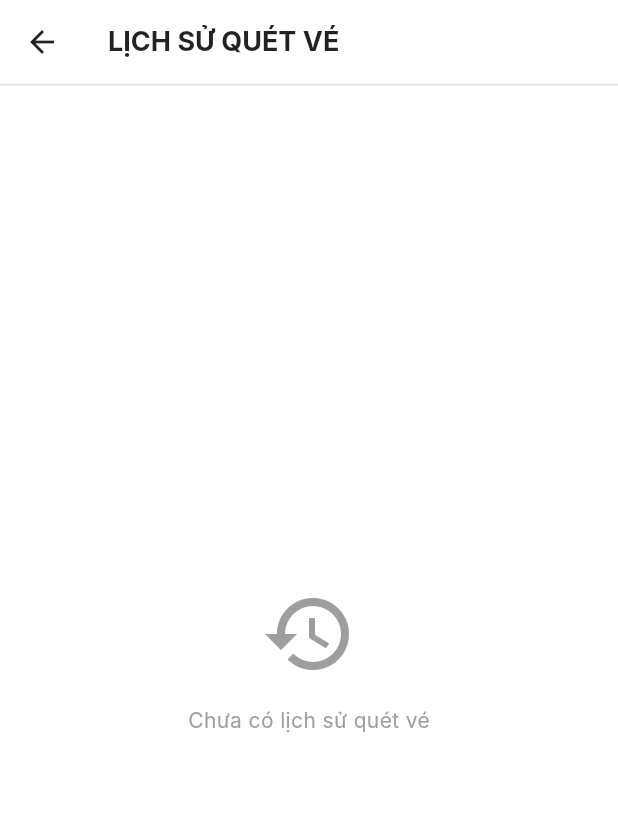
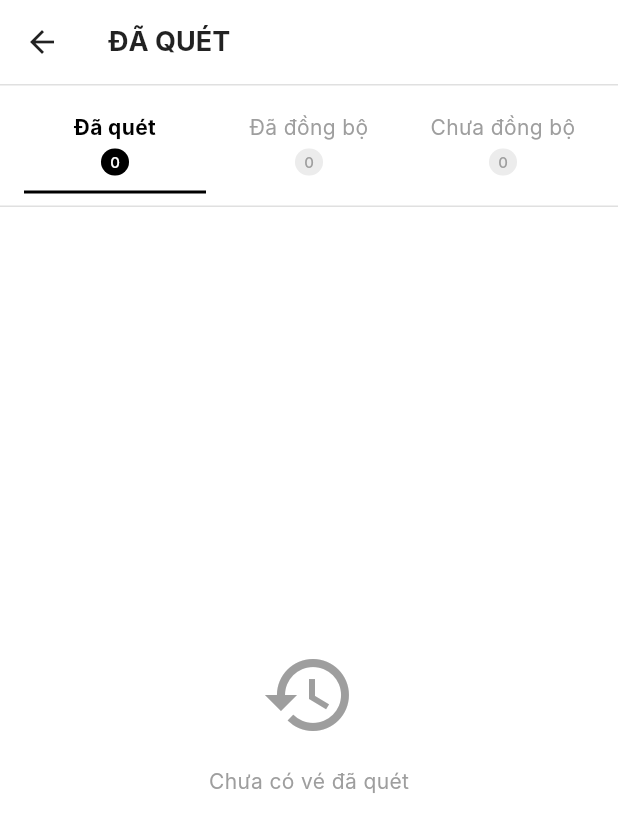
Before and after one commit to dorayakiiiiz/ticket-box, a Flutter app: the HistoryScreen screen opened directly, on a phone screen of 412 x 824 dp. Shown: the top 832 px of the screen. Run offline on Flutter 3.47's test engine with Material 3 defaults, Android fonts, the light colour scheme and no system bars; our stand-ins replace connectivity_plus, dio, permission_handler, sqflite; missing offline and left inert: mobile_scanner; accounts and stored records are empty; network calls fail; Roboto replaces fonts that are missing (Inter).

Commit message:
Fix : layout screen

```diff
--- a/mobile/lib/main.dart
+++ b/mobile/lib/main.dart
@@ -7,14 +7,14 @@ import 'providers/ticket_provider.dart';
 import 'screens/login_screen.dart';
 import 'screens/concert_selection_screen.dart';
 import 'utils/network_sync_service.dart';
-//import '../services/database_helper.dart';
+import '../services/database_helper.dart';
 
 
 void main() async {
   WidgetsFlutterBinding.ensureInitialized();
   DioClient().init();
   //đoạn code này dùng để xóa bảng data (nếu cần thì bỏ comment rồi chạy 1 lận)
-  //await DatabaseHelper().resetDatabase();
+  await DatabaseHelper().resetDatabase();
 
   //khởi tạo background sync
   final syncService = NetworkSyncService();
--- a/mobile/lib/models/user_model.dart
+++ b/mobile/lib/models/user_model.dart
@@ -1,16 +1,14 @@
 class UserModel {
   final String id;
   final String email;
-  final String name;
-  final String token;
+  final String fullName;
   final String role;
 
   //Dùng required để bắt buộc phải có các tham số lúc khởi tạo
   UserModel({
     required this.id,
     required this.email,
-    required this.name,
-    required this.token,
+    required this.fullName,
     this.role = 'STAFF',
   });
 
@@ -18,8 +16,7 @@ class UserModel {
     return UserModel(
       id: json['id'],
       email: json['email'],
-      name: json['name'],
-      token: json['token'],
+      fullName: json['fullName'],
       role: json['role'] ?? 'STAFF',
     );
   }
@@ -28,8 +25,7 @@ class UserModel {
     return {
       'id': id,
       'email': email,
-      'name': name,
-      'token': token,
+      'fullName': fullName,
       'role': role,
     };
   }
@@ -40,8 +36,7 @@ class UserModel {
     return UserModel(
       id: map['id'],
       email: map['email'],
-      name: map['name'],
-      token: map['token'],
+      fullName: map['fullName'],
       role: map['role'] ?? 'STAFF',
     );
   }
--- a/mobile/lib/providers/concert_provider.dart
+++ b/mobile/lib/providers/concert_provider.dart
@@ -18,7 +18,7 @@ class ConcertProvider extends ChangeNotifier {
   String? get errorMessage => _errorMessage;
 
   // Lấy danh sách concerts (cache + API)
-  Future<void> loadConcerts(String token, {bool refresh = false}) async {
+  Future<void> loadConcerts({bool refresh = false}) async {
     if (refresh) {
       _isRefreshing = true;
     } else {
--- a/mobile/lib/screens/concert_selection_screen.dart
+++ b/mobile/lib/screens/concert_selection_screen.dart
@@ -23,7 +23,7 @@ class _ConcertSelectionScreenState extends State<ConcertSelectionScreen> {
     final authProvider = Provider.of<AuthProvider>(context, listen: false);
     final concertProvider = Provider.of<ConcertProvider>(context, listen: false);
 
-    await concertProvider.loadConcerts("abcd");
+    await concertProvider.loadConcerts(refresh: false);
 
     /*
     if (authProvider.currentUser != null) {
@@ -70,7 +70,7 @@ class _ConcertSelectionScreenState extends State<ConcertSelectionScreen> {
     final concertProvider = Provider.of<ConcertProvider>(context, listen: false);
 
     if (authProvider.currentUser != null) {
-      await concertProvider.loadConcerts(authProvider.currentUser!.token, refresh: true);
+      await concertProvider.loadConcerts(refresh: true);
     }
   }
 
--- a/mobile/lib/screens/history_screen.dart
+++ b/mobile/lib/screens/history_screen.dart
@@ -10,8 +10,12 @@ class HistoryScreen extends StatefulWidget {
 
 class _HistoryScreenState extends State<HistoryScreen> {
   final DatabaseHelper _dbHelper = DatabaseHelper();
-  List<Map<String, dynamic>> _history = [];
+  List<Map<String, dynamic>> _allHistory = [];
+  List<Map<String, dynamic>> _syncedHistory = [];
+  List<Map<String, dynamic>> _unsyncedHistory = [];
+
   bool _isLoading = true;
+  int _selectedTab = 0; // 0: Đã quét, 1: Đã đồng bộ, 2: Chưa đồng bộ
 
   @override
   void initState() {
@@ -21,9 +25,17 @@ class _HistoryScreenState extends State<HistoryScreen> {
 
   Future<void> _loadHistory() async {
     setState(() => _isLoading = true);
+
     final history = await _dbHelper.getScannedHistory();
+
+    // Phân loại
+    final synced = history.where((item) => item['synced'] == 1).toList();
+    final unsynced = history.where((item) => item['synced'] == 0).toList();
+
     setState(() {
-      _history = history;
+      _allHistory = history;
+      _syncedHistory = synced;
+      _unsyncedHistory = unsynced;
       _isLoading = false;
     });
   }
@@ -34,14 +46,36 @@ class _HistoryScreenState extends State<HistoryScreen> {
     return '${date.hour.toString().padLeft(2, '0')}:${date.minute.toString().padLeft(2, '0')} - ${date.day}/${date.month}/${date.year}';
   }
 
+  List<Map<String, dynamic>> get _currentList {
+    switch (_selectedTab) {
+      case 1:
+        return _syncedHistory;
+      case 2:
+        return _unsyncedHistory;
+      default:
+        return _allHistory;
+    }
+  }
+
+  String get _currentTitle {
+    switch (_selectedTab) {
+      case 1:
+        return 'ĐÃ ĐỒNG BỘ';
+      case 2:
+        return 'CHƯA ĐỒNG BỘ';
+      default:
+        return 'ĐÃ QUÉT';
+    }
+  }
+
   @override
   Widget build(BuildContext context) {
     return Scaffold(
       backgroundColor: Colors.white,
       appBar: AppBar(
-        title: const Text(
-          'LỊCH SỬ QUÉT VÉ',
-          style: TextStyle(
+        title: Text(
+          _currentTitle,
+          style: const TextStyle(
             fontWeight: FontWeight.bold,
             color: Colors.black87,
           ),
@@ -54,28 +88,60 @@ class _HistoryScreenState extends State<HistoryScreen> {
           child: Container(color: const Color(0xFFE0E0E0), height: 1),
         ),
       ),
-      body: _isLoading
+      body: Column(
+        children: [
+          // Tab Bar
+          Container(
+            color: Colors.white,
+            padding: const EdgeInsets.symmetric(horizontal: 16, vertical: 8),
+            child: Row(
+              children: [
+                _buildTabButton(0, 'Đã quét', _allHistory.length),
+                const SizedBox(width: 8),
+                _buildTabButton(1, 'Đã đồng bộ', _syncedHistory.length),
+                const SizedBox(width: 8),
+                _buildTabButton(2, 'Chưa đồng bộ', _unsyncedHistory.length),
+              ],
+            ),
+          ),
+          const Divider(height: 1, color: Color(0xFFE0E0E0)),
+
+          // Body
+          Expanded(
+            child: _isLoading
                 ? const Center(child: CircularProgressIndicator())
-          : _history.isEmpty
-          ? const Center(
+                : _currentList.isEmpty
+                ? Center(
               child: Column(
                 mainAxisAlignment: MainAxisAlignment.center,
                 children: [
-            Icon(Icons.history, size: 64, color: Colors.grey),
-            SizedBox(height: 16),
+                  Icon(
+                    _selectedTab == 1
+                        ? Icons.cloud_done
+                        : _selectedTab == 2
+                        ? Icons.cloud_off
+                        : Icons.history,
+                    size: 64,
+                    color: Colors.grey,
+                  ),
+                  const SizedBox(height: 16),
                   Text(
-              'Chưa có lịch sử quét vé',
-              style: TextStyle(color: Colors.grey),
+                    _selectedTab == 1
+                        ? 'Chưa có vé đã đồng bộ'
+                        : _selectedTab == 2
+                        ? 'Chưa có vé chưa đồng bộ'
+                        : 'Chưa có vé đã quét',
+                    style: const TextStyle(color: Colors.grey),
                   ),
                 ],
               ),
             )
                 : ListView.separated(
               padding: const EdgeInsets.symmetric(horizontal: 16, vertical: 12),
-        itemCount: _history.length,
+              itemCount: _currentList.length,
               separatorBuilder: (_, __) => const Divider(height: 1, color: Color(0xFFE0E0E0)),
               itemBuilder: (context, index) {
-          final item = _history[index];
+                final item = _currentList[index];
                 return Container(
                   padding: const EdgeInsets.symmetric(vertical: 12),
                   child: Row(
@@ -116,6 +182,8 @@ class _HistoryScreenState extends State<HistoryScreen> {
                                 fontSize: 12,
                                 color: Colors.grey,
                               ),
+                              maxLines: 1,
+                              overflow: TextOverflow.ellipsis,
                             ),
                           ],
                         ),
@@ -152,6 +220,62 @@ class _HistoryScreenState extends State<HistoryScreen> {
                 );
               },
             ),
+          ),
+        ],
+      ),
+    );
+  }
+
+  Widget _buildTabButton(int tabIndex, String title, int count) {
+    final isSelected = _selectedTab == tabIndex;
+    return Expanded(
+      child: GestureDetector(
+        onTap: () {
+          setState(() {
+            _selectedTab = tabIndex;
+          });
+        },
+        child: Container(
+          padding: const EdgeInsets.symmetric(vertical: 10),
+          decoration: BoxDecoration(
+            border: Border(
+              bottom: BorderSide(
+                color: isSelected ? Colors.black : Colors.transparent,
+                width: 2,
+              ),
+            ),
+          ),
+          child: Column(
+            children: [
+              Text(
+                title,
+                style: TextStyle(
+                  fontSize: 14,
+                  fontWeight: isSelected ? FontWeight.bold : FontWeight.normal,
+                  color: isSelected ? Colors.black : Colors.grey,
+                ),
+                textAlign: TextAlign.center,
+              ),
+              const SizedBox(height: 4),
+              Container(
+                padding: const EdgeInsets.symmetric(horizontal: 6, vertical: 2),
+                decoration: BoxDecoration(
+                  color: isSelected ? Colors.black : Colors.grey.withOpacity(0.2),
+                  borderRadius: BorderRadius.circular(10),
+                ),
+                child: Text(
+                  '$count',
+                  style: TextStyle(
+                    fontSize: 10,
+                    color: isSelected ? Colors.white : Colors.grey,
+                    fontWeight: FontWeight.w500,
+                  ),
+                ),
+              ),
+            ],
+          ),
+        ),
+      ),
     );
   }
 }
```
Also changed, not shown: mobile/lib/repositories/auth_repository.dart (+1 -7 lines), mobile/lib/screens/login_screen.dart (+27 -34 lines), mobile/lib/services/database_helper.dart (+12 -2 lines), mobile/lib/services/dio_client.dart (+4 -5 lines), 1 other file. Lines whose indentation alone changed are shown as unchanged.
